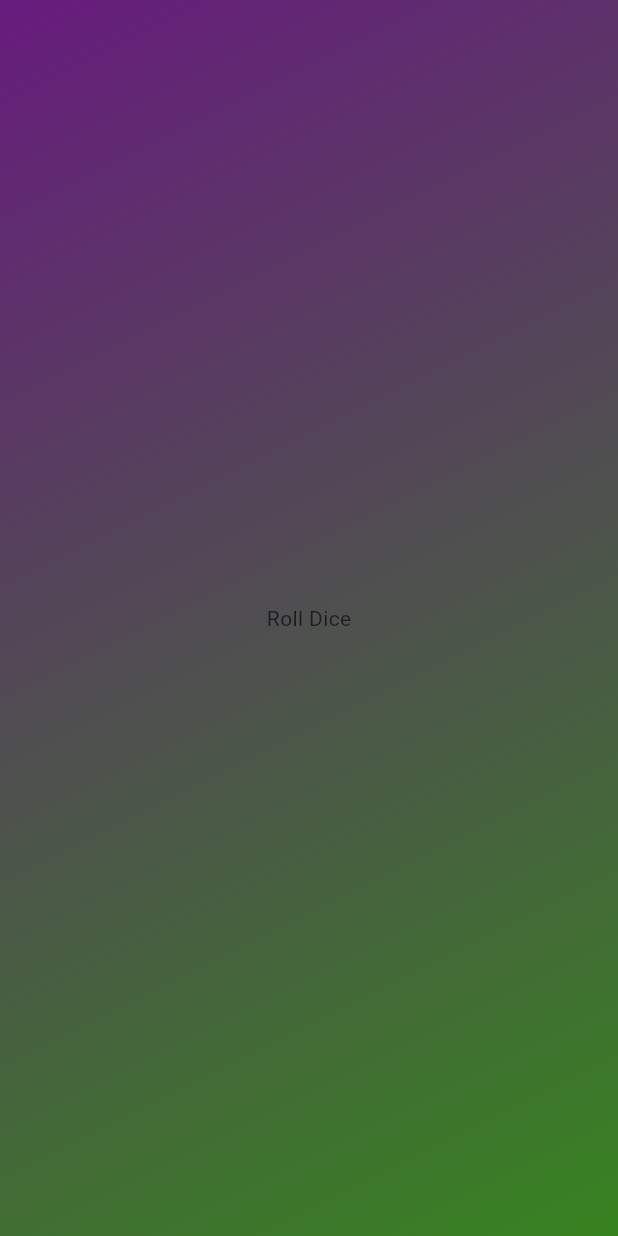
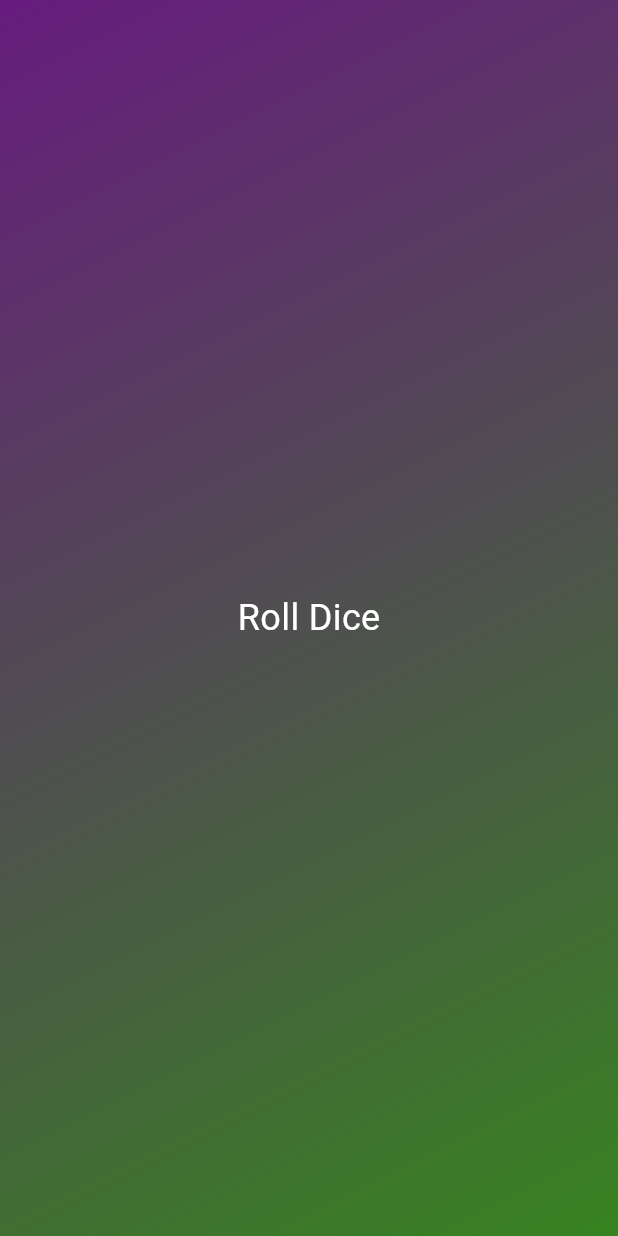
Before and after one commit to satyampra73/Roll_Dice, a Flutter app: the screen it shows after launch, on a phone screen of 412 x 824 dp. Run offline on Flutter 3.47's test engine with Material 3 defaults, Android fonts, the phone set to English and light mode, and no system bars.

Commit message:
working on custom container

```diff
--- /dev/null
+++ b/lib/gradient_container.dart
@@ -0,0 +1,29 @@
+import 'package:flutter/material.dart';
+
+class GradientContainer extends StatelessWidget{
+
+  const GradientContainer({super.key});
+
+  @override
+  Widget build(context) {
+    return Container(
+        decoration: BoxDecoration(
+          gradient: LinearGradient(
+            colors: [
+              const Color.fromARGB(255, 103, 28, 126),
+              const Color.fromARGB(255, 55, 131, 32)
+            ],
+            begin: Alignment.topLeft,
+            end:Alignment.bottomRight
+            )
+        ),
+        child: const Center(
+        child: Text("Roll Dice",style: TextStyle(
+          color: Colors.white,
+          fontSize: 24.0
+        ),),
+        ),
+      );
+  }
+
+}
```
Also changed, not shown: lib/main.dart (+2 -15 lines).
